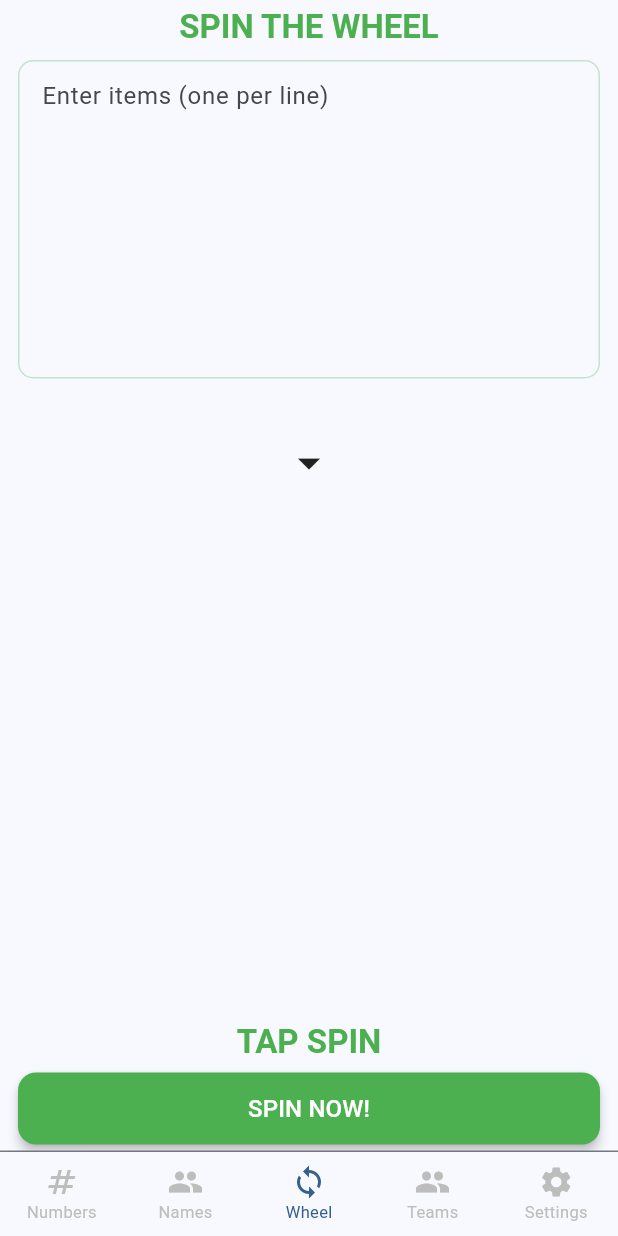
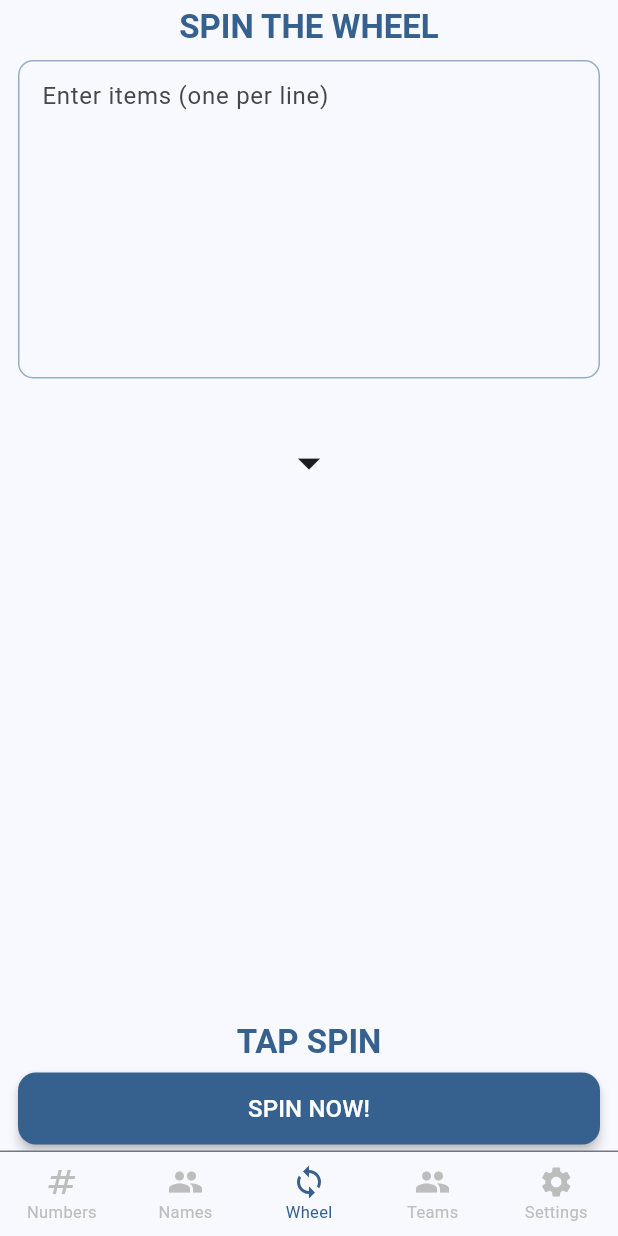
Before and after one commit to StevenandPizza/randomflutter, a Flutter app: the screen it shows after launch, item 3 of the bottom bar chosen, on a phone screen of 412 x 824 dp. Run offline on Flutter 3.47's test engine with Material 3 defaults, Android fonts, the phone set to English and light mode, and no system bars; our stand-ins replace audioplayers.

Commit message:
Fix dark mode borders visibility + color picker applies to all tabs

```diff
--- a/lib/main.dart
+++ b/lib/main.dart
@@ -112,7 +112,7 @@ class _SplashScreenState extends State<SplashScreen> {
   Widget build(BuildContext context) {
     final theme = Theme.of(context);
     return Scaffold(
-      backgroundColor: const Color(0xFFF5F7FA),
+      backgroundColor: Theme.of(context).scaffoldBackgroundColor,
       body: Center(
         child: Column(
           mainAxisAlignment: MainAxisAlignment.center,
@@ -501,8 +501,8 @@ class _MainScreenState extends State<MainScreen> with TickerProviderStateMixin {
                       filled: true,
                       fillColor: theme.cardColor,
                       contentPadding: const EdgeInsets.symmetric(horizontal: 16, vertical: 14),
-                      border: OutlineInputBorder(borderRadius: BorderRadius.circular(12), borderSide: BorderSide(color: primary.withValues(alpha: 0.3))),
-                      enabledBorder: OutlineInputBorder(borderRadius: BorderRadius.circular(12), borderSide: BorderSide(color: primary.withValues(alpha: 0.3))),
+                      border: OutlineInputBorder(borderRadius: BorderRadius.circular(12), borderSide: BorderSide(color: primary.withValues(alpha: 0.5))),
+                      enabledBorder: OutlineInputBorder(borderRadius: BorderRadius.circular(12), borderSide: BorderSide(color: primary.withValues(alpha: 0.5))),
                     ),
                     textAlign: TextAlign.center,
                   ),
@@ -512,7 +512,7 @@ class _MainScreenState extends State<MainScreen> with TickerProviderStateMixin {
                   onPressed: _setupNumbers,
                   style: ElevatedButton.styleFrom(
                     backgroundColor: primary,
-                    foregroundColor: Colors.white,
+                    foregroundColor: theme.colorScheme.onPrimary,
                     padding: const EdgeInsets.symmetric(horizontal: 20, vertical: 14),
                     shape: RoundedRectangleBorder(borderRadius: BorderRadius.circular(12)),
                     elevation: 2,
@@ -558,7 +558,7 @@ class _MainScreenState extends State<MainScreen> with TickerProviderStateMixin {
                 onPressed: availableNumbers.isNotEmpty && !isAnimating ? _drawNumber : null,
                 style: ElevatedButton.styleFrom(
                   backgroundColor: primary,
-                  foregroundColor: Colors.white,
+                  foregroundColor: theme.colorScheme.onPrimary,
                   disabledBackgroundColor: Colors.grey[300],
                   shape: RoundedRectangleBorder(borderRadius: BorderRadius.circular(14)),
                   elevation: 4,
@@ -591,14 +591,14 @@ class _MainScreenState extends State<MainScreen> with TickerProviderStateMixin {
   }
 
   Widget _buildNamesTab(ThemeData theme) {
-    final purple = const Color(0xFF7B2D8E);
+    final primary = theme.colorScheme.primary;
     return SafeArea(
       child: Padding(
         padding: const EdgeInsets.all(20),
         child: Column(
           children: [
             const SizedBox(height: 8),
-            Text('RANDOM PICKER', style: theme.textTheme.titleLarge?.copyWith(fontWeight: FontWeight.bold, color: purple)),
+            Text('RANDOM PICKER', style: theme.textTheme.titleLarge?.copyWith(fontWeight: FontWeight.bold, color: primary)),
             const SizedBox(height: 16),
             Expanded(
               flex: 3,
@@ -611,8 +611,8 @@ class _MainScreenState extends State<MainScreen> with TickerProviderStateMixin {
                   hintText: 'Enter names\n(One per line)',
                   filled: true,
                   fillColor: theme.cardColor,
-                  border: OutlineInputBorder(borderRadius: BorderRadius.circular(12), borderSide: BorderSide(color: purple.withValues(alpha: 0.3))),
-                  enabledBorder: OutlineInputBorder(borderRadius: BorderRadius.circular(12), borderSide: BorderSide(color: purple.withValues(alpha: 0.3))),
+                  border: OutlineInputBorder(borderRadius: BorderRadius.circular(12), borderSide: BorderSide(color: primary.withValues(alpha: 0.5))),
+                  enabledBorder: OutlineInputBorder(borderRadius: BorderRadius.circular(12), borderSide: BorderSide(color: primary.withValues(alpha: 0.5))),
                 ),
               ),
             ),
@@ -623,8 +623,8 @@ class _MainScreenState extends State<MainScreen> with TickerProviderStateMixin {
               child: ElevatedButton(
                 onPressed: _setupNames,
                 style: ElevatedButton.styleFrom(
-                  backgroundColor: purple,
-                  foregroundColor: Colors.white,
+                  backgroundColor: primary,
+                  foregroundColor: theme.colorScheme.onPrimary,
                   shape: RoundedRectangleBorder(borderRadius: BorderRadius.circular(12)),
                   elevation: 2,
                 ),
@@ -644,7 +644,7 @@ class _MainScreenState extends State<MainScreen> with TickerProviderStateMixin {
                       padding: const EdgeInsets.symmetric(horizontal: 16),
                       child: FittedBox(
                         fit: BoxFit.contain,
-                        child: Text(animatingName, style: theme.textTheme.headlineMedium?.copyWith(color: purple, fontWeight: FontWeight.bold)),
+                        child: Text(animatingName, style: theme.textTheme.headlineMedium?.copyWith(color: primary, fontWeight: FontWeight.bold)),
                       ),
                     ),
                     const SizedBox(height: 8),
@@ -663,8 +663,8 @@ class _MainScreenState extends State<MainScreen> with TickerProviderStateMixin {
               child: ElevatedButton(
                 onPressed: availableNames.isNotEmpty && !isAnimating ? _drawName : null,
                 style: ElevatedButton.styleFrom(
-                  backgroundColor: purple,
-                  foregroundColor: Colors.white,
+                  backgroundColor: primary,
+                  foregroundColor: theme.colorScheme.onPrimary,
                   disabledBackgroundColor: Colors.grey[300],
                   shape: RoundedRectangleBorder(borderRadius: BorderRadius.circular(14)),
                   elevation: 4,
@@ -679,13 +679,13 @@ class _MainScreenState extends State<MainScreen> with TickerProviderStateMixin {
   }
 
   Widget _buildWheelTab(ThemeData theme) {
-    final green = Colors.green;
+    final primary = theme.colorScheme.primary;
     return SafeArea(
       child: Padding(
         padding: const EdgeInsets.fromLTRB(12, 4, 12, 4),
         child: Column(
           children: [
-            Text('SPIN THE WHEEL', style: theme.textTheme.titleLarge?.copyWith(fontWeight: FontWeight.bold, color: green)),
+            Text('SPIN THE WHEEL', style: theme.textTheme.titleLarge?.copyWith(fontWeight: FontWeight.bold, color: primary)),
             const SizedBox(height: 8),
             Expanded(
               flex: 2,
@@ -699,8 +699,8 @@ class _MainScreenState extends State<MainScreen> with TickerProviderStateMixin {
                   filled: true,
                   fillColor: theme.cardColor,
                   contentPadding: const EdgeInsets.all(12),
-                  border: OutlineInputBorder(borderRadius: BorderRadius.circular(10), borderSide: BorderSide(color: green.withValues(alpha: 0.3))),
-                  enabledBorder: OutlineInputBorder(borderRadius: BorderRadius.circular(10), borderSide: BorderSide(color: green.withValues(alpha: 0.3))),
+                  border: OutlineInputBorder(borderRadius: BorderRadius.circular(10), borderSide: BorderSide(color: primary.withValues(alpha: 0.5))),
+                  enabledBorder: OutlineInputBorder(borderRadius: BorderRadius.circular(10), borderSide: BorderSide(color: primary.withValues(alpha: 0.5))),
                 ),
               ),
             ),
@@ -720,7 +720,7 @@ class _MainScreenState extends State<MainScreen> with TickerProviderStateMixin {
                             painter: WheelPainter(items: wheelItems, spinAngle: spinAngle),
                           ),
                         ),
-                        const Icon(Icons.arrow_drop_down, size: 36, color: Colors.black87),
+                        Icon(Icons.arrow_drop_down, size: 36, color: theme.colorScheme.onSurface),
                       ],
                     );
                   },
@@ -728,7 +728,7 @@ class _MainScreenState extends State<MainScreen> with TickerProviderStateMixin {
               ),
             ),
             const SizedBox(height: 4),
-            Text(wheelResult, style: theme.textTheme.titleLarge?.copyWith(color: green, fontWeight: FontWeight.bold)),
+            Text(wheelResult, style: theme.textTheme.titleLarge?.copyWith(color: primary, fontWeight: FontWeight.bold)),
             const SizedBox(height: 6),
             SizedBox(
               width: double.infinity,
@@ -736,8 +736,8 @@ class _MainScreenState extends State<MainScreen> with TickerProviderStateMixin {
               child: ElevatedButton(
                 onPressed: isSpinning ? null : _spinWheel,
                 style: ElevatedButton.styleFrom(
-                  backgroundColor: green,
-                  foregroundColor: Colors.white,
+                  backgroundColor: primary,
+                  foregroundColor: theme.colorScheme.onPrimary,
                   disabledBackgroundColor: Colors.grey[300],
                   shape: RoundedRectangleBorder(borderRadius: BorderRadius.circular(12)),
                   elevation: 3,
@@ -752,14 +752,14 @@ class _MainScreenState extends State<MainScreen> with TickerProviderStateMixin {
   }
 
   Widget _buildTeamsTab(ThemeData theme) {
-    final orange = Colors.deepOrange;
+    final primary = theme.colorScheme.primary;
     return SafeArea(
       child: Padding(
         padding: const EdgeInsets.all(20),
         child: Column(
           children: [
             const SizedBox(height: 8),
-            Text('TEAM SPLITTER', style: theme.textTheme.titleLarge?.copyWith(fontWeight: FontWeight.bold, color: orange)),
+            Text('TEAM SPLITTER', style: theme.textTheme.titleLarge?.copyWith(fontWeight: FontWeight.bold, color: primary)),
             const SizedBox(height: 16),
             Expanded(
               flex: 3,
@@ -772,8 +772,8 @@ class _MainScreenState extends State<MainScreen> with TickerProviderStateMixin {
                   hintText: 'Enter player names\n(One per line)',
                   filled: true,
                   fillColor: theme.cardColor,
-                  border: OutlineInputBorder(borderRadius: BorderRadius.circular(12), borderSide: BorderSide(color: orange.withValues(alpha: 0.3))),
-                  enabledBorder: OutlineInputBorder(borderRadius: BorderRadius.circular(12), borderSide: BorderSide(color: orange.withValues(alpha: 0.3))),
+                  border: OutlineInputBorder(borderRadius: BorderRadius.circular(12), borderSide: BorderSide(color: primary.withValues(alpha: 0.5))),
+                  enabledBorder: OutlineInputBorder(borderRadius: BorderRadius.circular(12), borderSide: BorderSide(color: primary.withValues(alpha: 0.5))),
                 ),
               ),
             ),
@@ -788,8 +788,8 @@ class _MainScreenState extends State<MainScreen> with TickerProviderStateMixin {
                       hintText: 'Number of teams',
                       filled: true,
                       fillColor: theme.cardColor,
-                      border: OutlineInputBorder(borderRadius: BorderRadius.circular(12), borderSide: BorderSide(color: orange.withValues(alpha: 0.3))),
-                      enabledBorder: OutlineInputBorder(borderRadius: BorderRadius.circular(12), borderSide: BorderSide(color: orange.withValues(alpha: 0.3))),
+                      border: OutlineInputBorder(borderRadius: BorderRadius.circular(12), borderSide: BorderSide(color: primary.withValues(alpha: 0.5))),
+                      enabledBorder: OutlineInputBorder(borderRadius: BorderRadius.circular(12), borderSide: BorderSide(color: primary.withValues(alpha: 0.5))),
                     ),
                     textAlign: TextAlign.center,
                   ),
@@ -798,8 +798,8 @@ class _MainScreenState extends State<MainScreen> with TickerProviderStateMixin {
                 ElevatedButton(
                   onPressed: _splitTeams,
                   style: ElevatedButton.styleFrom(
-                    backgroundColor: orange,
-                    foregroundColor: Colors.white,
+                    backgroundColor: primary,
+                    foregroundColor: theme.colorScheme.onPrimary,
                     padding: const EdgeInsets.symmetric(horizontal: 24, vertical: 16),
                     shape: RoundedRectangleBorder(borderRadius: BorderRadius.circular(12)),
                     elevation: 2,
```
